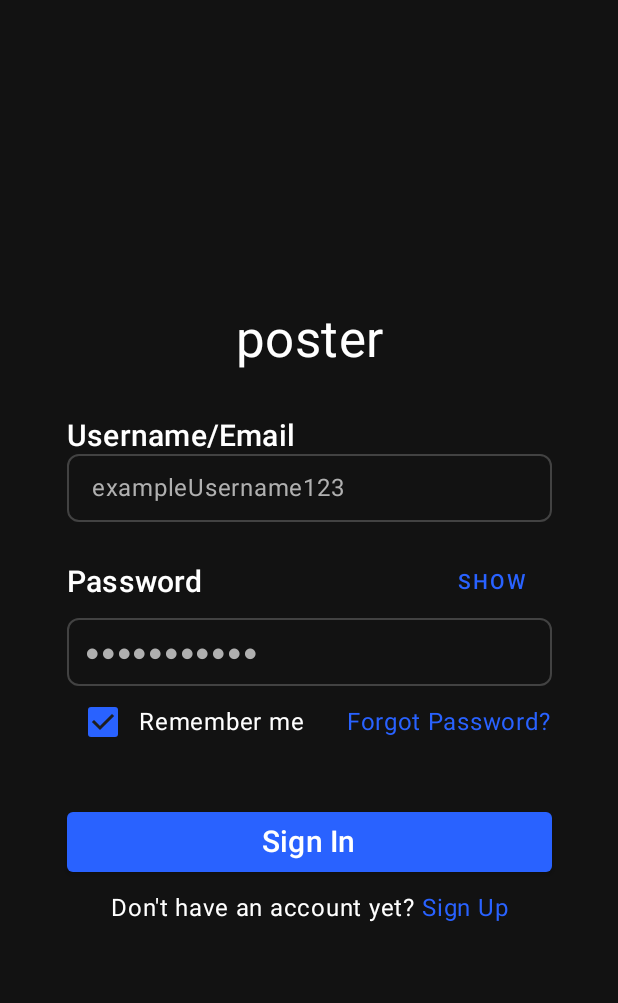
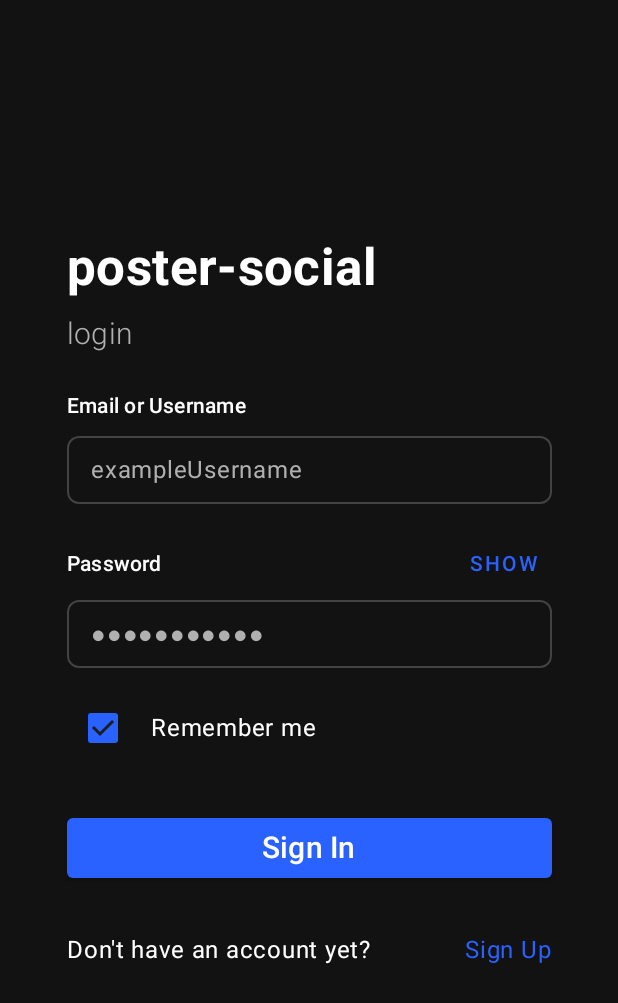
Before and after one commit to ryan0x41/poster-app, an Android app built with Jetpack Compose: the screen it shows after launch (MainActivity), on a phone screen of 412 x 824 dp. Shown: the top 1003 px of the screen. Run offline under Robolectric (Android 15) with nearby library versions, the phone set to English and light mode, and no system bars; libraries missing offline, so code that uses them is left out: com.ryan.poster_app_api_wrapper; 1 statement that could not run was skipped.

Commit message:
register/login functionality

```diff
--- a/composeApp/build.gradle.kts
+++ b/composeApp/build.gradle.kts
@@ -49,6 +49,7 @@ kotlin {
                 implementation(compose.components.uiToolingPreview)
                 implementation(libs.androidx.lifecycle.viewmodel)
                 implementation(libs.androidx.lifecycle.runtime.compose)
+                implementation(project(":poster-app-api-wrapper:shared"))
             }
         }
     }
@@ -92,6 +93,7 @@ dependencies {
     implementation("androidx.navigation:navigation-compose:2.9.0-alpha05")
     implementation(libs.androidx.ui.android)
     implementation(libs.androidx.foundation.android)
+    implementation(project(":poster-app-api-wrapper:shared"))
     debugImplementation("androidx.compose.ui:ui-tooling:1.5.0")
     implementation("org.jetbrains.kotlin:kotlin-stdlib:1.8.22")
     implementation("androidx.core:core-ktx:1.10.0")
--- a/composeApp/src/commonMain/kotlin/org/group_h/poster/Screens/LoginPage.kt
+++ b/composeApp/src/commonMain/kotlin/org/group_h/poster/Screens/LoginPage.kt
@@ -13,14 +13,16 @@ import androidx.compose.ui.Alignment
 import androidx.compose.ui.Modifier
 import androidx.compose.ui.graphics.Color
 import androidx.compose.ui.text.TextStyle
+import androidx.compose.ui.text.font.FontWeight
 import androidx.compose.ui.text.input.ImeAction
 import androidx.compose.ui.text.input.PasswordVisualTransformation
 import androidx.compose.ui.text.input.VisualTransformation
 import androidx.compose.ui.unit.dp
 import androidx.compose.ui.unit.sp
 import org.jetbrains.compose.ui.tooling.preview.Preview
+import com.ryan.poster_app_api_wrapper.ApiClient
+import kotlinx.coroutines.launch
 
-// Dark theme colors
 private val DarkBackground = Color(0xFF121212)
 private val DarkSurface = Color(0xFF1E1E1E)
 private val DarkText = Color(0xFFFFFFFF)
@@ -30,9 +32,14 @@ private val TextFieldBorder = Color(0xFF424242)
 
 @Composable
 fun LoginPage(navigate: (String) -> Unit) {
+    val spacing = 16.dp
     var username by remember { mutableStateOf("") }
     var password by remember { mutableStateOf("") }
     var passwordVisible by remember { mutableStateOf(false) }
+    var isLoading by remember { mutableStateOf(false) }
+    var errorMessage by remember { mutableStateOf<String?>(null) }
+    val coroutineScope = rememberCoroutineScope()
+    val apiClient = remember { ApiClient() }
 
     MaterialTheme(
         colors = darkColors(
@@ -48,26 +55,32 @@ fun LoginPage(navigate: (String) -> Unit) {
             modifier = Modifier
                 .fillMaxSize()
                 .background(DarkBackground)
-                .padding(16.dp),
+                .padding(spacing),
             contentAlignment = Alignment.Center
         ) {
             Column(
                 modifier = Modifier.fillMaxWidth(0.85f),
-                horizontalAlignment = Alignment.CenterHorizontally
+                horizontalAlignment = Alignment.Start
             ) {
-                // Title
                 Text(
-                    "poster",
-                    style = MaterialTheme.typography.h4,
+                    "poster-social",
+                    style = MaterialTheme.typography.h4.copy(fontWeight = FontWeight.Bold),
                     color = DarkText,
-                    modifier = Modifier.align(Alignment.CenterHorizontally)
+                    modifier = Modifier.offset(y = (-20).dp)
                 )
-
-                Spacer(modifier = Modifier.height(32.dp))
-
-                // Username/Email text field
-                Column(modifier = Modifier.fillMaxWidth(), horizontalAlignment = Alignment.Start) {
-                    Text("Username/Email", style = MaterialTheme.typography.h6.copy(color = DarkText))
+                Text(
+                    "login",
+                    style = MaterialTheme.typography.h6.copy(fontWeight = FontWeight.Light),
+                    color = DarkSecondaryText,
+                    modifier = Modifier.offset(y = (-8).dp)
+                )
+                Spacer(modifier = Modifier.height(spacing))
+                Column(modifier = Modifier.fillMaxWidth()) {
+                    Text(
+                        "Email or Username",
+                        style = MaterialTheme.typography.h6.copy(color = DarkText, fontSize = 14.sp)
+                    )
+                    Spacer(modifier = Modifier.height(8.dp))
                     BasicTextField(
                         value = username,
                         onValueChange = { username = it },
@@ -75,7 +88,7 @@ fun LoginPage(navigate: (String) -> Unit) {
                             .fillMaxWidth()
                             .height(45.dp)
                             .border(1.dp, TextFieldBorder, shape = RoundedCornerShape(8.dp))
-                            .padding(horizontal = 12.dp),
+                            .padding(horizontal = spacing),
                         textStyle = TextStyle(fontSize = 20.sp, color = DarkText),
                         keyboardOptions = KeyboardOptions.Default.copy(imeAction = ImeAction.Next),
                         decorationBox = { innerTextField ->
@@ -84,27 +97,26 @@ fun LoginPage(navigate: (String) -> Unit) {
                                 contentAlignment = Alignment.CenterStart
                             ) {
                                 if (username.isEmpty()) {
-                                    Text(text = " exampleUsername123", color = DarkSecondaryText)
+                                    Text(text = "exampleUsername", color = DarkSecondaryText)
                                 }
                                 innerTextField()
                             }
                         }
                     )
                 }
-
-                Spacer(modifier = Modifier.height(16.dp))
-
-                // Password field with text-based visibility toggle
-                Column(modifier = Modifier.fillMaxWidth(), horizontalAlignment = Alignment.Start) {
+                Spacer(modifier = Modifier.height(spacing))
+                Column(modifier = Modifier.fillMaxWidth()) {
                     Row(
                         modifier = Modifier.fillMaxWidth(),
                         horizontalArrangement = Arrangement.SpaceBetween,
                         verticalAlignment = Alignment.CenterVertically
                     ) {
-                        Text("Password", style = MaterialTheme.typography.h6.copy(color = DarkText))
+                        Text(
+                            "Password",
+                            style = MaterialTheme.typography.h6.copy(color = DarkText, fontSize = 14.sp)
+                        )
                         TextButton(
-                            onClick = { passwordVisible = !passwordVisible },
-                            modifier = Modifier.padding(end = 8.dp)
+                            onClick = { passwordVisible = !passwordVisible }
                         ) {
                             Text(
                                 text = if (passwordVisible) "HIDE" else "SHOW",
@@ -113,7 +125,6 @@ fun LoginPage(navigate: (String) -> Unit) {
                             )
                         }
                     }
-
                     BasicTextField(
                         value = password,
                         onValueChange = { password = it },
@@ -121,10 +132,9 @@ fun LoginPage(navigate: (String) -> Unit) {
                             .fillMaxWidth()
                             .height(45.dp)
                             .border(1.dp, TextFieldBorder, shape = RoundedCornerShape(8.dp))
-                            .padding(horizontal = 12.dp),
+                            .padding(horizontal = spacing),
                         textStyle = TextStyle(fontSize = 20.sp, color = DarkText),
-                        visualTransformation = if (passwordVisible) VisualTransformation.None
-                        else PasswordVisualTransformation(),
+                        visualTransformation = if (passwordVisible) VisualTransformation.None else PasswordVisualTransformation(),
                         keyboardOptions = KeyboardOptions.Default.copy(imeAction = ImeAction.Done),
                         decorationBox = { innerTextField ->
                             Box(
@@ -139,18 +149,26 @@ fun LoginPage(navigate: (String) -> Unit) {
                         }
                     )
                 }
-
-                Spacer(modifier = Modifier.height(0.dp))
+                Spacer(modifier = Modifier.height(spacing))
                 LoginCheckbox()
-
-                Spacer(modifier = Modifier.height(24.dp))
-
-                // Login button
+                Spacer(modifier = Modifier.height(spacing))
                 Button(
-                    onClick = { navigate("home") },
+                    onClick = {
+                        coroutineScope.launch {
+                            isLoading = true
+                            try {
+                                apiClient.login(username.trim(), password)
+                                navigate("home")
+                            } catch (e: Exception) {
+                                errorMessage = "Login failed: ${e.message}"
+                            } finally {
+                                isLoading = false
+                            }
+                        }
+                    },
                     modifier = Modifier
                         .fillMaxWidth()
-                        .padding(vertical = 8.dp),
+                        .padding(vertical = spacing),
                     colors = ButtonDefaults.buttonColors(
                         backgroundColor = AccentBlue,
                         contentColor = DarkText
@@ -158,11 +176,27 @@ fun LoginPage(navigate: (String) -> Unit) {
                 ) {
                     Text("Sign In", style = MaterialTheme.typography.h6)
                 }
-
-                // Sign up link
-                Spacer(modifier = Modifier.height(0.dp))
-                Row(modifier = Modifier.fillMaxWidth(), horizontalArrangement = Arrangement.Center) {
-                    Text("Don't have an account yet? ", color = DarkText)
+                errorMessage?.let { message ->
+                    AlertDialog(
+                        onDismissRequest = { errorMessage = null },
+                        title = { Text("Error") },
+                        text = { Text(message) },
+                        confirmButton = {
+                            Button(
+                                onClick = { errorMessage = null },
+                                colors = ButtonDefaults.buttonColors(backgroundColor = AccentBlue)
+                            ) {
+                                Text("OK", color = DarkText)
+                            }
+                        }
+                    )
+                }
+                Spacer(modifier = Modifier.height(spacing))
+                Row(
+                    modifier = Modifier.fillMaxWidth(),
+                    horizontalArrangement = Arrangement.SpaceBetween
+                ) {
+                    Text("Don't have an account yet?", color = DarkText)
                     Text(
                         text = "Sign Up",
                         color = AccentBlue,
@@ -178,11 +212,9 @@ fun LoginPage(navigate: (String) -> Unit) {
 fun LoginCheckbox() {
     var checked by remember { mutableStateOf(true) }
     Row(
-        verticalAlignment = Alignment.CenterVertically,
-        horizontalArrangement = Arrangement.SpaceBetween,
-        modifier = Modifier.fillMaxWidth()
+        modifier = Modifier.fillMaxWidth(),
+        verticalAlignment = Alignment.CenterVertically
     ) {
-        Row(verticalAlignment = Alignment.CenterVertically) {
         Checkbox(
             checked = checked,
             onCheckedChange = { checked = it },
@@ -191,14 +223,8 @@ fun LoginCheckbox() {
                 uncheckedColor = DarkSecondaryText
             )
         )
+        Spacer(modifier = Modifier.width(8.dp))
         Text("Remember me", color = DarkText)
-        }
-        Text(
-            "Forgot Password?",
-            color = AccentBlue,
-            style = MaterialTheme.typography.body1,
-            modifier = Modifier.clickable { /* handle forgot password click */ }
-        )
     }
 }
 
--- a/settings.gradle.kts
+++ b/settings.gradle.kts
@@ -29,3 +29,4 @@ dependencyResolutionManagement {
 }
 
 include(":composeApp")
+include(":poster-app-api-wrapper:shared")
```
Also changed, not shown: composeApp/src/commonMain/kotlin/org/group_h/poster/Screens/RegisterView.kt (+130 -63 lines), gradle/libs.versions.toml (line endings or trailing spaces), 1 other file. Lines whose indentation alone changed are shown as unchanged.
